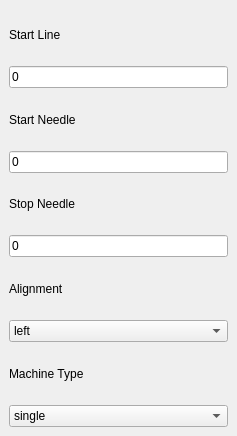
This is software/python/ayab/ayab_options.ui in AllYarnsAreBeautiful/ayab-desktop as Qt 5 draws it before an edit. The edited form follows.
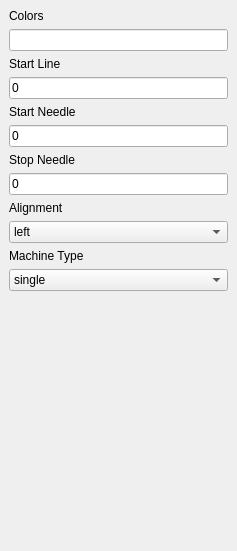
This is the edited form.

Commit message: added spacer and color_line_edit

Diff of the .ui file:
```diff
--- a/software/python/ayab/ayab_options.ui
+++ b/software/python/ayab/ayab_options.ui
@@ -7,7 +7,7 @@
     <x>0</x>
     <y>0</y>
     <width>237</width>
-    <height>436</height>
+    <height>551</height>
    </rect>
   </property>
   <property name="windowTitle">
@@ -15,6 +15,16 @@
   </property>
   <widget class="QWidget" name="ayab_config">
    <layout class="QVBoxLayout" name="verticalLayout">
+    <item>
+     <widget class="QLabel" name="label_6">
+      <property name="text">
+       <string>Colors</string>
+      </property>
+     </widget>
+    </item>
+    <item>
+     <widget class="QLineEdit" name="color_line_edit"/>
+    </item>
     <item>
      <widget class="QLabel" name="label_5">
       <property name="text">
@@ -104,6 +114,19 @@
       </item>
      </widget>
     </item>
+    <item>
+     <spacer name="verticalSpacer">
+      <property name="orientation">
+       <enum>Qt::Vertical</enum>
+      </property>
+      <property name="sizeHint" stdset="0">
+       <size>
+        <width>20</width>
+        <height>40</height>
+       </size>
+      </property>
+     </spacer>
+    </item>
    </layout>
   </widget>
  </widget>
```
